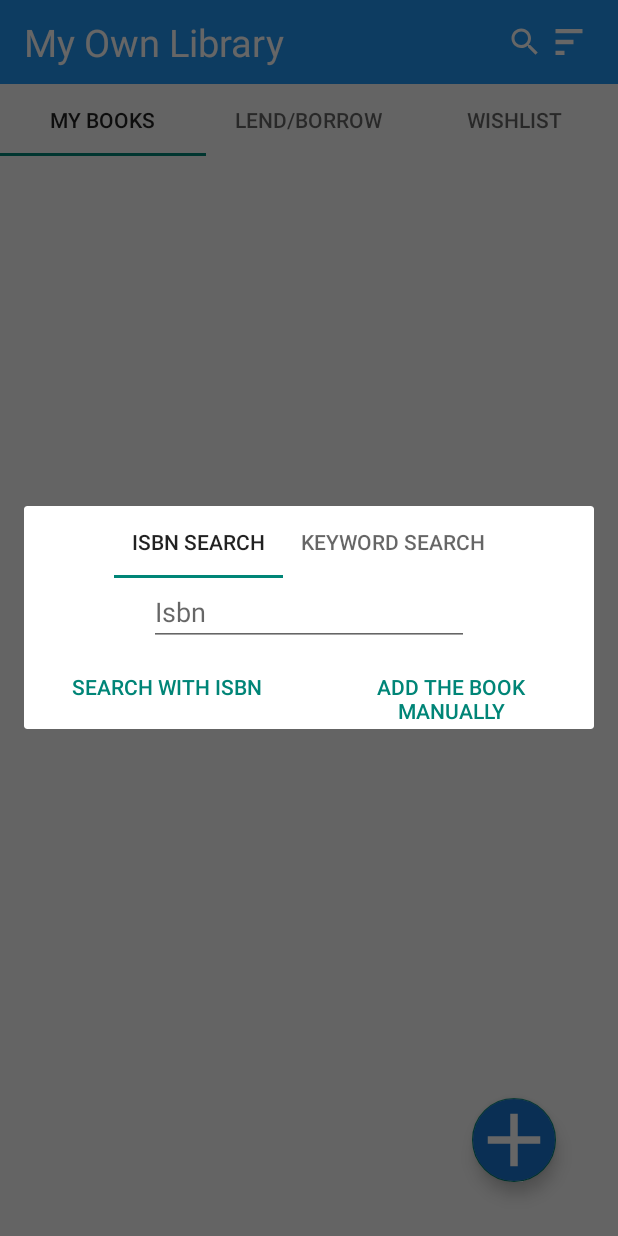
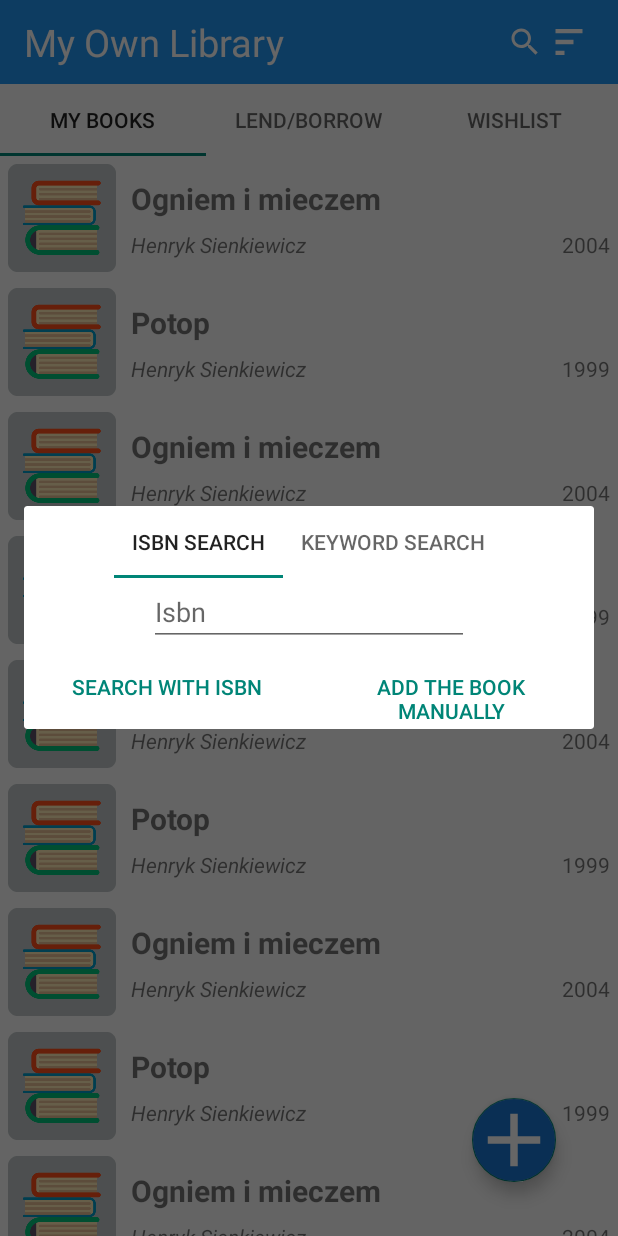
Before and after one commit to Eliathen/MyOwnLibrary, an Android app: the MainActivity screen opened directly, with no data from a screen before it, after a tap on an icon or button, on a phone screen of 412 x 824 dp. Run offline under Robolectric (Android 15) with nearby library versions, the light colour scheme and no system bars.

Commit message:
add feature display my books list

```diff
--- a/app/src/main/java/com/szymanski/myownlibrary/activities/MainActivity.kt
+++ b/app/src/main/java/com/szymanski/myownlibrary/activities/MainActivity.kt
@@ -1,25 +1,30 @@
 package com.szymanski.myownlibrary.activities
 
-import androidx.appcompat.app.AppCompatActivity
 import android.os.Bundle
 import android.os.Handler
+import android.util.Log
 import android.widget.Toast
+import androidx.appcompat.app.AppCompatActivity
+import androidx.lifecycle.ViewModelProvider
 import androidx.viewpager2.widget.ViewPager2
 import com.google.android.material.tabs.TabLayoutMediator
 import com.szymanski.myownlibrary.R
 import com.szymanski.myownlibrary.adapters.PagerAdapter
+import com.szymanski.myownlibrary.viewModels.BookViewModel
 import kotlinx.android.synthetic.main.activity_main.*
+
 
 class MainActivity : AppCompatActivity() {
     private var doubleBackToExitPressedOnce = false
     private lateinit var viewPager: ViewPager2
+    private lateinit var bookViewModel: BookViewModel
 
     override fun onCreate(savedInstanceState: Bundle?) {
         super.onCreate(savedInstanceState)
         setContentView(R.layout.activity_main)
         setSupportActionBar(findViewById(R.id.app_bar))
         setViewPager()
-
+        bookViewModel = ViewModelProvider(this).get(BookViewModel::class.java).apply { this.loadExampleData() }
     }
 
     private fun setViewPager() {
@@ -41,6 +46,7 @@ class MainActivity : AppCompatActivity() {
         }.attach()
     }
 
+
     override fun onBackPressed() {
         if (doubleBackToExitPressedOnce) {
             super.onBackPressed()
--- /dev/null
+++ b/app/src/main/java/com/szymanski/myownlibrary/adapters/MyBookAdapter.kt
@@ -0,0 +1,47 @@
+package com.szymanski.myownlibrary.adapters
+
+import android.util.Log
+import android.view.LayoutInflater
+import android.view.View
+import android.view.ViewGroup
+import androidx.recyclerview.widget.RecyclerView
+import com.szymanski.myownlibrary.R
+import com.szymanski.myownlibrary.data.models.Book
+import kotlinx.android.synthetic.main.my_book_item.view.*
+
+class MyBookAdapter: RecyclerView.Adapter<MyBookAdapter.MyBookViewHolder>() {
+    private val books by lazy { mutableListOf<Book>()}
+
+    fun setBooks(books: List<Book>){
+        if(books.isNotEmpty()){
+            this.books.clear()
+        }
+        this.books.addAll(books)
+        notifyDataSetChanged()
+    }
+
+
+    override fun onCreateViewHolder(parent: ViewGroup, viewType: Int): MyBookViewHolder {
+        val itemView = LayoutInflater.from(parent.context).inflate(R.layout.my_book_item, parent, false)
+
+        return MyBookViewHolder(itemView)
+    }
+
+    override fun getItemCount(): Int {
+        return books.size
+    }
+
+    override fun onBindViewHolder(holder: MyBookViewHolder, position: Int) {
+        val book = books[position]
+        holder.bind(book)
+    }
+    class MyBookViewHolder(itemView: View): RecyclerView.ViewHolder(itemView){
+
+        fun bind(book: Book){
+                itemView.bookTitle.text = book.title
+                itemView.bookAuthors.text = book.authors.toString().substring(1,book.authors.toString().length-1)
+                itemView.bookYear.text = book.yearOfPublished
+
+        }
+    }
+}
--- a/app/src/main/java/com/szymanski/myownlibrary/data/models/Book.kt
+++ b/app/src/main/java/com/szymanski/myownlibrary/data/models/Book.kt
@@ -1,3 +1,3 @@
 package com.szymanski.myownlibrary.data.models
 
-data class Book(val title: String, val authors: List<String>)
+data class Book(val title: String, val authors: ArrayList<String>, val yearOfPublished: String)
--- a/app/src/main/java/com/szymanski/myownlibrary/fragments/MyBooksFragment.kt
+++ b/app/src/main/java/com/szymanski/myownlibrary/fragments/MyBooksFragment.kt
@@ -5,25 +5,42 @@ import androidx.fragment.app.Fragment
 import android.view.LayoutInflater
 import android.view.View
 import android.view.ViewGroup
+import androidx.lifecycle.ViewModelProvider
+import androidx.recyclerview.widget.LinearLayoutManager
 import com.szymanski.myownlibrary.R
+import com.szymanski.myownlibrary.adapters.MyBookAdapter
 import com.szymanski.myownlibrary.fragments.dialogFragments.SaveBookDialogFragment
+import com.szymanski.myownlibrary.viewModels.BookViewModel
 import kotlinx.android.synthetic.main.fragment_my_books.view.*
+import kotlinx.android.synthetic.main.fragment_my_books.view.myBooks
 
 /**
  * A simple [Fragment] subclass.
  */
 class MyBooksFragment : Fragment() {
+    private lateinit var viewModel: BookViewModel
 
     override fun onCreateView(
         inflater: LayoutInflater, container: ViewGroup?,
         savedInstanceState: Bundle?
     ): View? {
         val rootView = inflater.inflate(R.layout.fragment_my_books, container, true)
-        rootView.addBookButton.setOnClickListener {
+
+        rootView.addBookButton?.setOnClickListener {
             showDialog()
         }
-        return rootView
+        viewModel = ViewModelProvider(requireActivity()).get(BookViewModel::class.java)
+
+        val recyclerView = rootView.myBooks
+        recyclerView.layoutManager = LinearLayoutManager(activity)
+        val myBooksAdapter = MyBookAdapter()
+        viewModel.books.value?.let { myBooksAdapter.setBooks(it) }
+
+        recyclerView.adapter = myBooksAdapter
+
+                return rootView
     }
+
 
     private fun showDialog() {
         val fragmentManager = activity?.supportFragmentManager?.beginTransaction()
@@ -36,4 +53,5 @@ class MyBooksFragment : Fragment() {
         val dialogFragment = SaveBookDialogFragment()
         fragmentManager?.let { dialogFragment.show(it, "dialog") }
     }
+
 }
--- a/app/src/main/java/com/szymanski/myownlibrary/fragments/dialogFragments/IsbnSearchFragment.kt
+++ b/app/src/main/java/com/szymanski/myownlibrary/fragments/dialogFragments/IsbnSearchFragment.kt
@@ -6,17 +6,37 @@ import android.view.LayoutInflater
 import android.view.View
 import android.view.ViewGroup
 import android.widget.TextView
+import com.google.android.material.snackbar.Snackbar
 import com.szymanski.myownlibrary.R
+import kotlinx.android.synthetic.main.fragment_isbn_search.view.*
 
 /**
  * A simple [Fragment] subclass.
  */
 class IsbnSearchFragment : Fragment() {
-
     override fun onCreateView(
         inflater: LayoutInflater, container: ViewGroup?,
         savedInstanceState: Bundle?
     ): View? {
-        return inflater.inflate(R.layout.fragment_isbn_search, container, false)
+        val view =  inflater.inflate(R.layout.fragment_isbn_search, container, false)
+        view.searchWitIsbnButton.setOnClickListener {
+            saveBook(view.isbnNumberText.text.toString())
         }
+        return view
+    }
+
+    private fun saveBook(isbn: String){
+        //TODO find and save book implementation
+        displaySnackBar("Dodano")
+        activity?.supportFragmentManager?.popBackStack()
+    }
+
+    private fun displaySnackBar(message: String){
+        activity?.findViewById<ViewGroup>(android.R.id.content)?.getChildAt(0)?.let {
+            Snackbar.make(it,message,Snackbar.LENGTH_LONG).apply {
+                this.animationMode = Snackbar.ANIMATION_MODE_FADE
+            }.show()
+        }
+    }
+
 }
--- /dev/null
+++ b/app/src/main/java/com/szymanski/myownlibrary/viewModels/BookViewModel.kt
@@ -0,0 +1,31 @@
+package com.szymanski.myownlibrary.viewModels
+
+import androidx.lifecycle.MutableLiveData
+import androidx.lifecycle.ViewModel
+import com.szymanski.myownlibrary.data.models.Book
+
+class BookViewModel: ViewModel() {
+    val books = MutableLiveData<MutableList<Book>>()
+
+
+    fun loadExampleData(){
+        books.value = mutableListOf<Book>().apply {
+            val authors = ArrayList<String>(1)
+            authors.add("Henryk Sienkiewicz")
+            this.add(Book("Ogniem i mieczem",authors, "2004"))
+            this.add(Book("Potop",authors, "1999"))
+            this.add(Book("Ogniem i mieczem",authors, "2004"))
+            this.add(Book("Potop",authors, "1999"))
+            this.add(Book("Ogniem i mieczem",authors, "2004"))
+            this.add(Book("Potop",authors, "1999"))
+            this.add(Book("Ogniem i mieczem",authors, "2004"))
+            this.add(Book("Potop",authors, "1999"))
+            this.add(Book("Ogniem i mieczem",authors, "2004"))
+            this.add(Book("Potop",authors, "1999"))
+
+        }
+    }
+    fun selectedBook(book: Book){
+        books.value?.add(book)
+    }
+}
--- a/app/src/main/res/layout/fragment_isbn_search.xml
+++ b/app/src/main/res/layout/fragment_isbn_search.xml
@@ -28,7 +28,7 @@
         app:layout_constraintTop_toBottomOf="@id/isbnNumberText">
 
         <Button
-            android:id="@+id/button"
+            android:id="@+id/searchWitIsbnButton"
             android:layout_margin="0sp"
             style="?attr/buttonBarButtonStyle"
             android:layout_width="0dp"
@@ -39,7 +39,7 @@
             android:text="@string/search_with_isbn_text" />
 
         <Button
-            android:id="@+id/button2"
+            android:id="@+id/AddManualButton"
             style="?attr/buttonBarButtonStyle"
             android:layout_width="0dp"
             android:layout_height="wrap_content"
--- a/app/src/main/res/layout/fragment_keyword_search.xml
+++ b/app/src/main/res/layout/fragment_keyword_search.xml
@@ -12,7 +12,7 @@
         android:layout_width="wrap_content"
         android:layout_height="wrap_content"
         android:ems="10"
-        android:inputType="number"
+        android:inputType="text"
         android:hint="@string/keyword_search_hint"
         app:layout_constraintEnd_toEndOf="parent"
         app:layout_constraintStart_toStartOf="parent"
--- a/app/src/main/res/layout/fragment_my_books.xml
+++ b/app/src/main/res/layout/fragment_my_books.xml
@@ -8,9 +8,14 @@
     <androidx.constraintlayout.widget.ConstraintLayout
         android:layout_width="match_parent"
         android:layout_height="match_parent">
+
         <androidx.recyclerview.widget.RecyclerView
+            android:id="@+id/myBooks"
             android:layout_width="match_parent"
-            android:layout_height="match_parent" >
+            android:layout_height="match_parent"
+            app:layout_constraintBottom_toBottomOf="parent"
+            app:layout_constraintTop_toTopOf="parent">
+
         </androidx.recyclerview.widget.RecyclerView>
 
         <androidx.constraintlayout.widget.Guideline
--- /dev/null
+++ b/app/src/main/res/layout/my_book_item.xml
@@ -0,0 +1,53 @@
+<?xml version="1.0" encoding="utf-8"?>
+<androidx.constraintlayout.widget.ConstraintLayout xmlns:android="http://schemas.android.com/apk/res/android"
+    xmlns:app="http://schemas.android.com/apk/res-auto"
+    xmlns:tools="http://schemas.android.com/tools"
+    android:layout_width="match_parent"
+    android:layout_height="wrap_content"
+    android:padding="5dp">
+
+    <ImageView
+        android:id="@+id/bookCover"
+        android:layout_width="wrap_content"
+        android:layout_height="wrap_content"
+        app:layout_constraintStart_toStartOf="parent"
+        app:layout_constraintTop_toTopOf="parent"
+        app:srcCompat="@mipmap/ic_launcher_round" />
+
+    <androidx.constraintlayout.widget.ConstraintLayout
+        android:layout_width="0dp"
+        android:layout_marginStart="10dp"
+        android:layout_height="wrap_content"
+        app:layout_constraintBottom_toBottomOf="parent"
+        app:layout_constraintEnd_toEndOf="parent"
+        app:layout_constraintStart_toEndOf="@+id/bookCover"
+        app:layout_constraintTop_toTopOf="parent">
+
+        <TextView
+            android:id="@+id/bookTitle"
+            android:layout_width="wrap_content"
+            android:layout_height="wrap_content"
+            android:textSize="20sp"
+            android:textStyle="bold"
+            app:layout_constraintTop_toTopOf="parent"
+            tools:text="Title" />
+
+        <TextView
+            android:id="@+id/bookAuthors"
+            android:layout_width="wrap_content"
+            android:layout_height="wrap_content"
+            android:layout_marginTop="7dp"
+            android:textStyle="italic"
+            app:layout_constraintTop_toBottomOf="@+id/bookTitle"
+            tools:text="authors" />
+
+        <TextView
+            android:id="@+id/bookYear"
+            android:layout_width="wrap_content"
+            android:layout_height="wrap_content"
+            app:layout_constraintBottom_toBottomOf="parent"
+            app:layout_constraintEnd_toEndOf="parent"
+            tools:text="bookYear" />
+    </androidx.constraintlayout.widget.ConstraintLayout>
+
+</androidx.constraintlayout.widget.ConstraintLayout>
```
